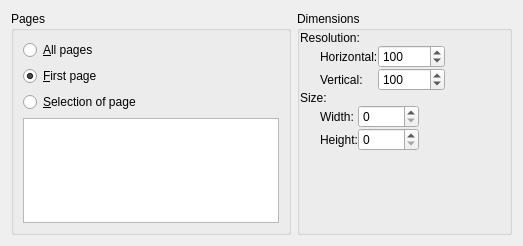
Old version of the form krita/plugins/formats/pdf/pdfimportwidgetbase.ui in the repository KDE/krita.
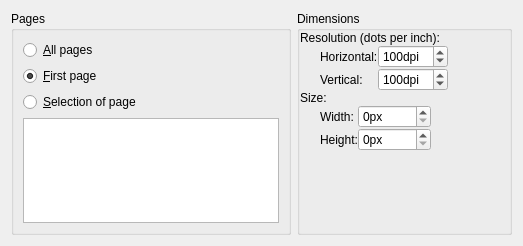
New version of the form.

Commit message: Add suffixes to pdf import dialog

```diff
--- a/krita/plugins/formats/pdf/pdfimportwidgetbase.ui
+++ b/krita/plugins/formats/pdf/pdfimportwidgetbase.ui
@@ -72,7 +72,7 @@
       <item row="0" column="0">
        <widget class="QLabel" name="textLabel1">
         <property name="text">
-         <string>Resolution:</string>
+         <string>Resolution (dots per inch):</string>
         </property>
        </widget>
       </item>
@@ -118,11 +118,14 @@
           </item>
           <item row="0" column="1">
            <widget class="QSpinBox" name="intHorizontal">
+            <property name="suffix">
+             <string>dpi</string>
+            </property>
             <property name="minimum">
              <number>1</number>
             </property>
             <property name="maximum">
-             <number>999999</number>
+             <number>3200</number>
             </property>
             <property name="value">
              <number>100</number>
@@ -131,11 +134,14 @@
           </item>
           <item row="1" column="1">
            <widget class="QSpinBox" name="intVertical">
+            <property name="suffix">
+             <string>dpi</string>
+            </property>
             <property name="minimum">
              <number>1</number>
             </property>
             <property name="maximum">
-             <number>999999</number>
+             <number>3200</number>
             </property>
             <property name="value">
              <number>100</number>
@@ -197,6 +203,9 @@
           </property>
           <item row="1" column="1">
            <widget class="QSpinBox" name="intHeight">
+            <property name="suffix">
+             <string>px</string>
+            </property>
             <property name="maximum">
              <number>99999</number>
             </property>
@@ -211,6 +220,9 @@
           </item>
           <item row="0" column="1">
            <widget class="QSpinBox" name="intWidth">
+            <property name="suffix">
+             <string>px</string>
+            </property>
             <property name="maximum">
              <number>99999</number>
             </property>
```
Left out of the diff: 55 changed lines with no effect on the pictures.
